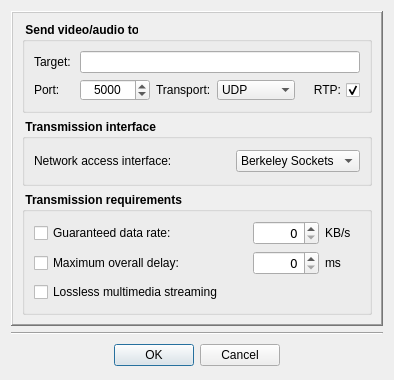
This is Homer/forms/Dialogs/AddNetworkSinkDialog.ui in Homer-Conferencing/Homer-Conferencing as Qt 5 draws it before an edit. The edited form follows.
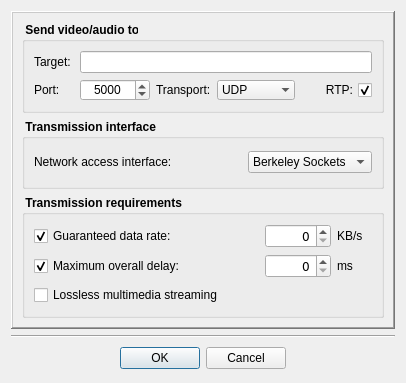
This is the edited form. Icons and pictures are not drawn.

```diff
--- a/Homer/forms/Dialogs/AddNetworkSinkDialog.ui
+++ b/Homer/forms/Dialogs/AddNetworkSinkDialog.ui
@@ -6,8 +6,8 @@
    <rect>
     <x>0</x>
     <y>0</y>
-    <width>394</width>
-    <height>380</height>
+    <width>406</width>
+    <height>383</height>
    </rect>
   </property>
   <property name="sizePolicy">
@@ -301,6 +301,9 @@
              <property name="text">
               <string>Guaranteed data rate:</string>
              </property>
+             <property name="checked">
+              <bool>true</bool>
+             </property>
             </widget>
            </item>
            <item>
@@ -397,6 +400,9 @@
              <property name="text">
               <string>Maximum overall delay:</string>
              </property>
+             <property name="checked">
+              <bool>true</bool>
+             </property>
             </widget>
            </item>
            <item>
```
Left out of the diff: 7 changed lines with no effect on the pictures.
